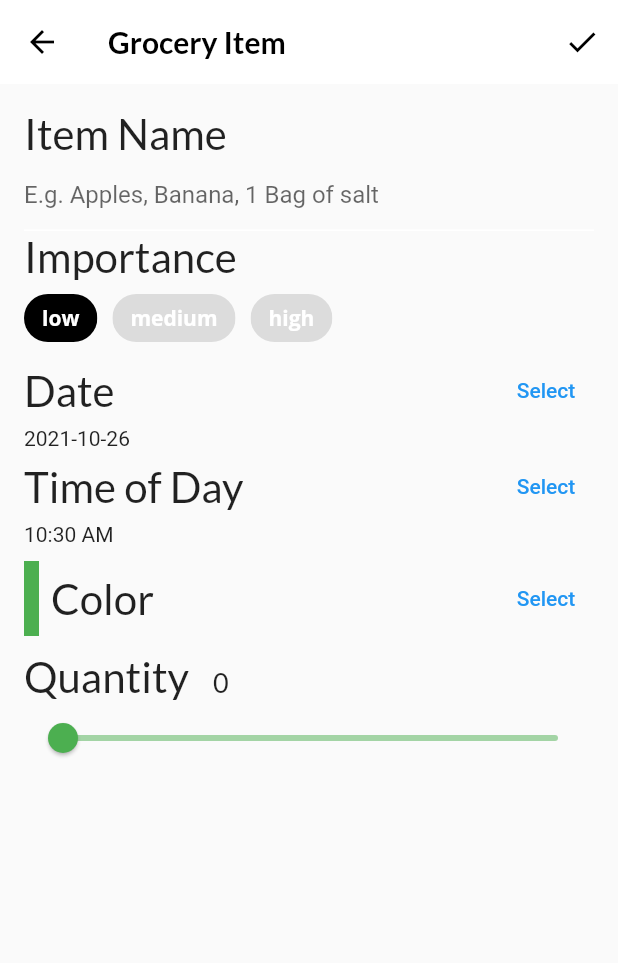
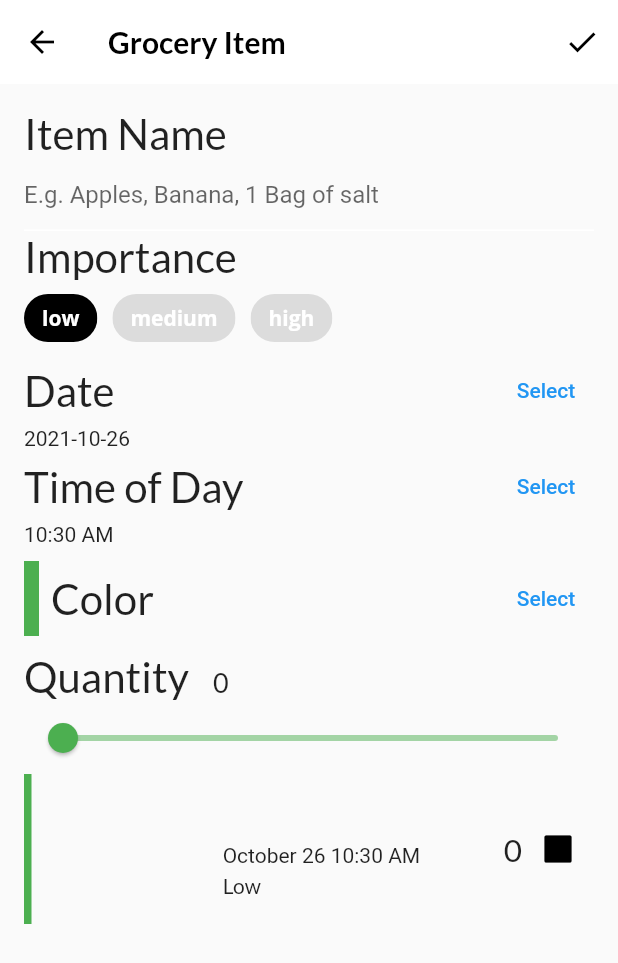
Before and after one commit to Mwita04/starter_interactive_widgets, a Flutter app: the GroceryItemScreen screen opened directly with empty values, after a tap on the "check" icon, on a phone screen of 412 x 824 dp. Shown: the top 963 px of the screen. Run offline on Flutter 3.47's test engine with Material 2 defaults, Android fonts, the phone set to English and light mode, and no system bars; our stand-ins replace flutter_colorpicker, google_fonts; project files that could hold a hidden picture were left out.

Commit message:
commit on master

```diff
--- a/lib/components/grocery_tile.dart
+++ b/lib/components/grocery_tile.dart
@@ -27,7 +27,43 @@ class GroceryTile extends StatelessWidget {
       child: Row(
         mainAxisAlignment: MainAxisAlignment.spaceBetween,
         children: [
-          // TODO 23: Add Row to group (quantity, checkbox)
+          // 2
+          Container(width: 5.0, color: item.color),
+// 3
+          const SizedBox(width: 16.0),
+// 4
+          Column(
+            mainAxisAlignment: MainAxisAlignment.center,
+            crossAxisAlignment: CrossAxisAlignment.start,
+            children: [
+              // 5
+              Text(
+                item.name,
+                style: GoogleFonts.lato(
+                    decoration: textDecoration,
+                    fontSize: 21.0,
+                    fontWeight: FontWeight.bold),
+              ),
+              const SizedBox(height: 4.0),
+              buildDate(),
+              const SizedBox(height: 4.0),
+              buildImportance(),
+            ],
+          ),
+
+          // 6
+          Row(
+            children: [
+              // 7
+              Text(
+                item.quantity.toString(),
+                style: GoogleFonts.lato(
+                    decoration: textDecoration, fontSize: 21.0),
+              ),
+              // 8
+              buildCheckbox(),
+            ],
+          ),
         ],
       ),
     );
--- a/lib/screens/grocery_item_screen.dart
+++ b/lib/screens/grocery_item_screen.dart
@@ -78,7 +78,29 @@ class _GroceryItemScreenState extends State<GroceryItemScreen> {
           IconButton(
             icon: const Icon(Icons.check),
             onPressed: () {
-              // TODO 24: Add callback handler
+              // 1
+              final groceryItem = GroceryItem(
+                id: widget.originalItem?.id ?? const Uuid().v1(),
+                name: _nameController.text,
+                importance: _importance,
+                color: _currentColor,
+                quantity: _currentSliderValue,
+                date: DateTime(
+                  _dueDate.year,
+                  _dueDate.month,
+                  _dueDate.day,
+                  _timeOfDay.hour,
+                  _timeOfDay.minute,
+                ),
+              );
+
+              if (widget.isUpdating) {
+                // 2
+                widget.onUpdate(groceryItem);
+              } else {
+                // 3
+                widget.onCreate(groceryItem);
+              }
             },
           )
         ],
--- a/lib/screens/grocery_screen.dart
+++ b/lib/screens/grocery_screen.dart
@@ -3,6 +3,7 @@ import 'empty_grocery_screen.dart';
 import 'package:provider/provider.dart';
 import '../models/models.dart';
 import 'grocery_item_screen.dart';
+import 'grocery_list_screen.dart';
 
 class GroceryScreen extends StatelessWidget {
   const GroceryScreen({Key? key}) : super(key: key);
@@ -50,8 +51,7 @@ class GroceryScreen extends StatelessWidget {
       builder: (context, manager, child) {
         // 3
         if (manager.groceryItems.isNotEmpty) {
-          // TODO 25: Add GroceryListScreen
-          return Container();
+          return GroceryListScreen(manager: manager);
         } else {
           // 4
           return const EmptyGroceryScreen();
```
Also changed, not shown: lib/screens/grocery_list_screen.dart (added, +49 -0 lines).
